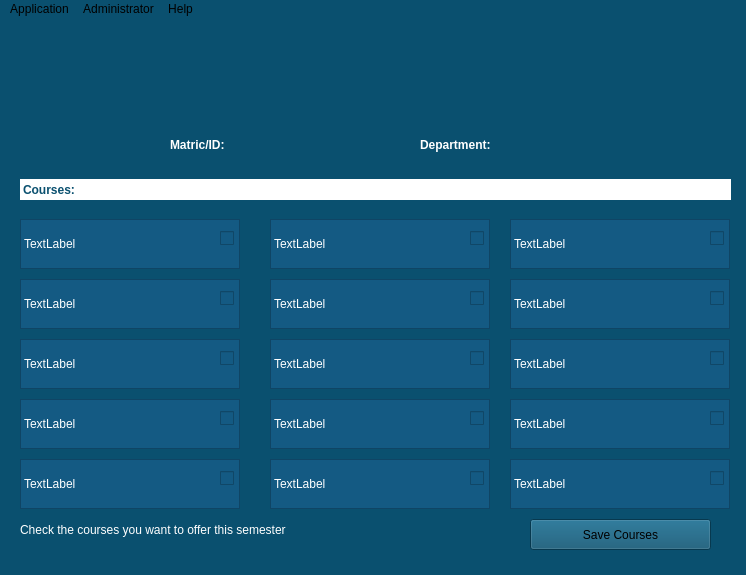
First picture: the form in studentwindow.ui, repository josephrexme/registron, before the edit.
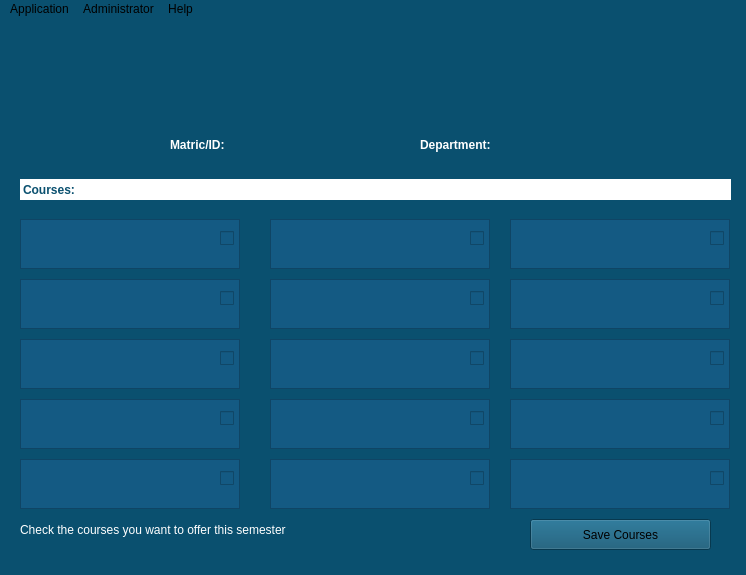
Second picture: the form after the edit. Icons and pictures are not drawn.

```diff
--- a/studentwindow.ui
+++ b/studentwindow.ui
@@ -240,7 +240,7 @@
      <number>5</number>
     </property>
     <property name="text">
-     <string>TextLabel</string>
+     <string/>
     </property>
    </widget>
    <widget class="QLabel" name="course7">
@@ -271,7 +271,7 @@
      <number>5</number>
     </property>
     <property name="text">
-     <string>TextLabel</string>
+     <string/>
     </property>
    </widget>
    <widget class="QLabel" name="course4">
@@ -302,7 +302,7 @@
      <number>5</number>
     </property>
     <property name="text">
-     <string>TextLabel</string>
+     <string/>
     </property>
    </widget>
    <widget class="QLabel" name="course10">
@@ -333,7 +333,7 @@
      <number>5</number>
     </property>
     <property name="text">
-     <string>TextLabel</string>
+     <string/>
     </property>
    </widget>
    <widget class="QLabel" name="course2">
@@ -364,7 +364,7 @@
      <number>5</number>
     </property>
     <property name="text">
-     <string>TextLabel</string>
+     <string/>
     </property>
    </widget>
    <widget class="QLabel" name="course5">
@@ -395,7 +395,7 @@
      <number>5</number>
     </property>
     <property name="text">
-     <string>TextLabel</string>
+     <string/>
     </property>
    </widget>
    <widget class="QLabel" name="course8">
@@ -426,7 +426,7 @@
      <number>5</number>
     </property>
     <property name="text">
-     <string>TextLabel</string>
+     <string/>
     </property>
    </widget>
    <widget class="QLabel" name="course11">
@@ -457,7 +457,7 @@
      <number>5</number>
     </property>
     <property name="text">
-     <string>TextLabel</string>
+     <string/>
     </property>
    </widget>
    <widget class="QLabel" name="course3">
@@ -488,7 +488,7 @@
      <number>5</number>
     </property>
     <property name="text">
-     <string>TextLabel</string>
+     <string/>
     </property>
    </widget>
    <widget class="QLabel" name="course6">
@@ -519,7 +519,7 @@
      <number>5</number>
     </property>
     <property name="text">
-     <string>TextLabel</string>
+     <string/>
     </property>
    </widget>
    <widget class="QLabel" name="course9">
@@ -550,7 +550,7 @@
      <number>5</number>
     </property>
     <property name="text">
-     <string>TextLabel</string>
+     <string/>
     </property>
    </widget>
    <widget class="QLabel" name="course12">
@@ -581,7 +581,7 @@
      <number>5</number>
     </property>
     <property name="text">
-     <string>TextLabel</string>
+     <string/>
     </property>
    </widget>
    <widget class="QLabel" name="course13">
@@ -612,7 +612,7 @@
      <number>5</number>
     </property>
     <property name="text">
-     <string>TextLabel</string>
+     <string/>
     </property>
    </widget>
    <widget class="QLabel" name="course14">
@@ -643,7 +643,7 @@
      <number>5</number>
     </property>
     <property name="text">
-     <string>TextLabel</string>
+     <string/>
     </property>
    </widget>
    <widget class="QLabel" name="course15">
@@ -674,7 +674,7 @@
      <number>5</number>
     </property>
     <property name="text">
-     <string>TextLabel</string>
+     <string/>
     </property>
    </widget>
    <widget class="QPushButton" name="verifyBtn">
```
Left out of the diff: 2 changed lines with no effect on the pictures.
